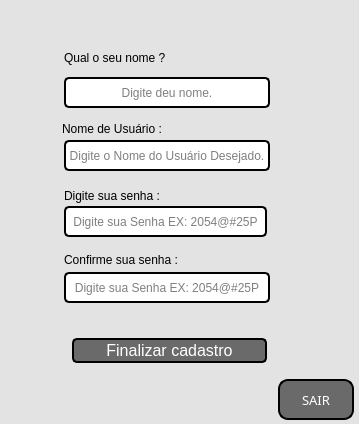
This is tela4.ui in pedro8282/Cadastro-Cli-v1 as Qt 5 draws it before an edit. The edited form follows.
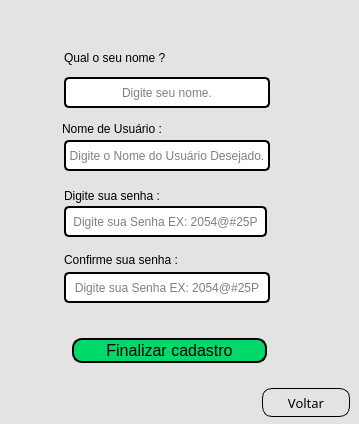
This is the edited form. Icons and pictures are not drawn.

What changed in the file:
```diff
--- a/tela4.ui
+++ b/tela4.ui
@@ -129,10 +129,10 @@
     <widget class="QPushButton" name="bt_sairtela03_3">
      <property name="geometry">
       <rect>
-       <x>365</x>
-       <y>399</y>
-       <width>76</width>
-       <height>41</height>
+       <x>349</x>
+       <y>408</y>
+       <width>88</width>
+       <height>29</height>
       </rect>
      </property>
      <property name="font">
@@ -149,10 +149,10 @@
      </property>
      <property name="styleSheet">
       <string notr="true">QPushButton{
-background-color: rgb(106, 106, 106);
-color: rgb(255, 255, 255);
+background-color: rgb(227, 227, 227);
+color: rgb(0, 0, 0);
 font: 87 10pt &quot;Arial Black&quot;;
-border-width: 2px; 
+border-width: 1px; 
 border-radius: 10px;
 border-style: outset; 
 border-color: rgb(0, 0, 0);
@@ -169,11 +169,15 @@
 
 
 
-}
+;;}
+
+QPushButton:hover{background-color: rgb(168, 168, 168); color:black}
+ 
+
  </string>
      </property>
      <property name="text">
-      <string>SAIR</string>
+      <string>Voltar</string>
      </property>
      <property name="icon">
       <iconset>
@@ -181,8 +185,8 @@
      </property>
      <property name="iconSize">
       <size>
-       <width>25</width>
-       <height>25</height>
+       <width>30</width>
+       <height>30</height>
       </size>
      </property>
     </widget>
@@ -202,11 +206,10 @@
      </property>
      <property name="styleSheet">
       <string notr="true">QPushButton{
-background-color: rgb(106, 106, 106);
-color: rgb(255, 255, 255);
-
+color: rgb(0, 0, 0);
 border-width: 2px; 
-border-radius: 5px;
+border-radius: 10px;
+background-color: rgb(0, 217, 105);
 border-style: outset; 
 border-color: rgb(0, 0, 0);
 }
@@ -328,16 +331,16 @@
     <widget class="QLabel" name="label_5">
      <property name="geometry">
       <rect>
-       <x>150</x>
-       <y>332</y>
-       <width>252</width>
+       <x>160</x>
+       <y>331</y>
+       <width>190</width>
        <height>16</height>
       </rect>
      </property>
      <property name="font">
       <font>
        <family>Bahnschrift</family>
-       <pointsize>9</pointsize>
+       <pointsize>10</pointsize>
        <weight>50</weight>
        <italic>false</italic>
        <bold>false</bold>
@@ -374,7 +377,7 @@
       <set>Qt::AlignCenter</set>
      </property>
      <property name="placeholderText">
-      <string>Digite deu nome.</string>
+      <string>Digite seu nome.</string>
      </property>
     </widget>
     <widget class="QLabel" name="label_6">
```
Left out of the diff: 20 changed lines with no effect on the pictures.
